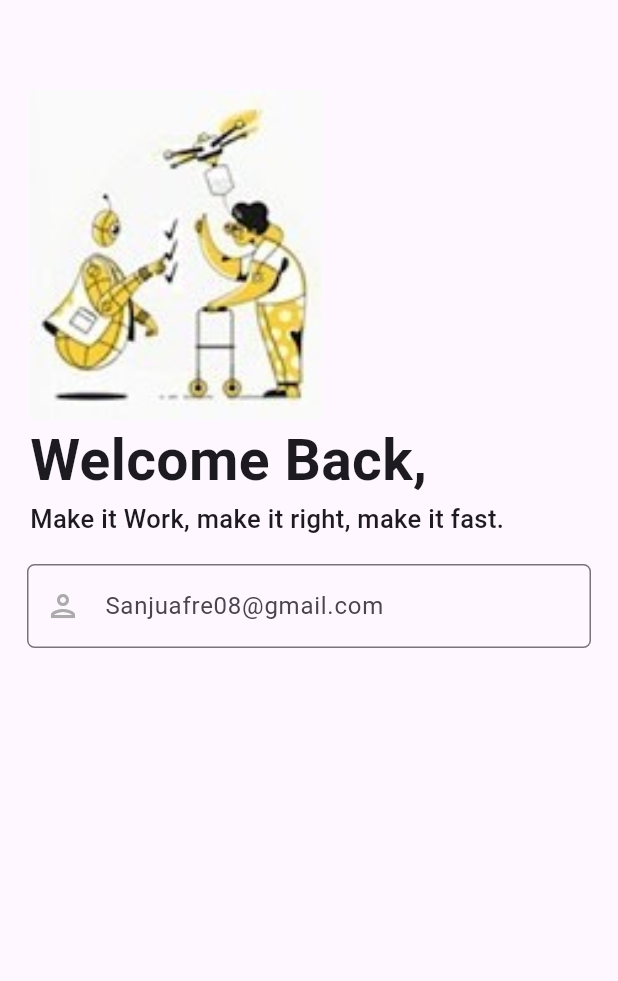
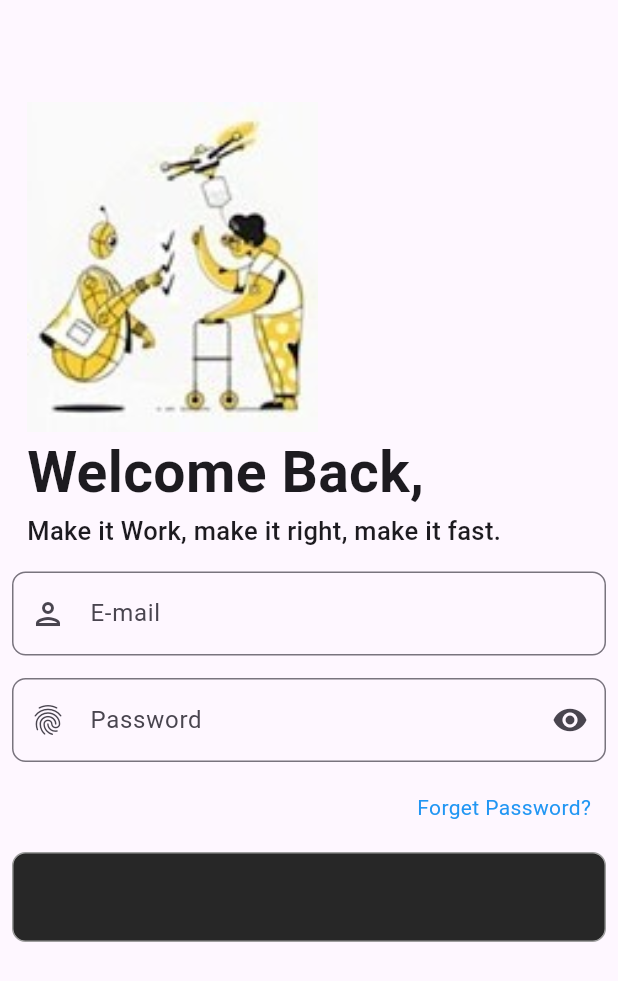
Before and after one commit to sanjuafre123/resume_app_daily_task, a Flutter app: the screen it shows after launch, after a tap on "LOGIN", on a phone screen of 412 x 824 dp. Shown: the top 981 px of the screen. Run offline on Flutter 3.47's test engine with Material 3 defaults, Android fonts, the phone set to English and light mode, and no system bars.

Commit message:
09/05/2024

```diff
--- a/lib/home/Components/Screen/Login/logindetailscreen.dart
+++ b/lib/home/Components/Screen/Login/logindetailscreen.dart
@@ -1,4 +1,3 @@
-import 'package:flutter/cupertino.dart';
 import 'package:flutter/material.dart';
 
 class LoginScreen extends StatefulWidget {
@@ -11,8 +10,13 @@ class LoginScreen extends StatefulWidget {
 class _LoginScreenState extends State<LoginScreen> {
   @override
   Widget build(BuildContext context) {
+    TextEditingController txtEmail = TextEditingController();
+    TextEditingController txtPassword = TextEditingController();
     return Scaffold(
-      body: Column(
+      body: SingleChildScrollView(
+        child: Padding(
+          padding: const EdgeInsets.all(8.0),
+          child: Column(
             children: [
               const SizedBox(
                 height: 60,
@@ -20,7 +24,7 @@ class _LoginScreenState extends State<LoginScreen> {
               Row(
                 children: [
                   Padding(
-                padding: const EdgeInsets.only(left: 20),
+                    padding: const EdgeInsets.only(left: 10),
                     child: Image.asset(
                       'assets/img/bg2.jpg',
                       height: 220,
@@ -34,11 +38,11 @@ class _LoginScreenState extends State<LoginScreen> {
                   Row(
                     children: [
                       Padding(
-                    padding: EdgeInsets.only(left: 20),
+                        padding: EdgeInsets.only(left: 10),
                         child: Text(
                           'Welcome Back,',
-                      style:
-                          TextStyle(fontWeight: FontWeight.bold, fontSize: 38),
+                          style: TextStyle(
+                              fontWeight: FontWeight.bold, fontSize: 38),
                         ),
                       ),
                     ],
@@ -46,7 +50,7 @@ class _LoginScreenState extends State<LoginScreen> {
                   Row(
                     children: [
                       Padding(
-                    padding: EdgeInsets.only(left: 20),
+                        padding: EdgeInsets.only(left: 10),
                         child: Text(
                           'Make it Work, make it right, make it fast.',
                           style: TextStyle(
@@ -59,26 +63,69 @@ class _LoginScreenState extends State<LoginScreen> {
                   ),
                 ],
               ),
+              const SizedBox(
+                height: 15,
+              ),
+              TextField(
+                controller: txtEmail,
+                keyboardType: TextInputType.emailAddress,
+                decoration: InputDecoration(
+                  labelText: 'E-mail',
+                  hintText: 'sanjuafre@gmail.com',
+                  prefixIcon: const Icon(Icons.person_outlined),
+                  border: OutlineInputBorder(
+                    borderSide: const BorderSide(color: Colors.grey),
+                    borderRadius: BorderRadius.circular(9),
+                  ),
+                ),
+              ),
+              const SizedBox(
+                height: 15,
+              ),
+              TextField(
+                controller: txtPassword,
+                obscureText: true,
+                keyboardType: TextInputType.number,
+                decoration: InputDecoration(
+                  labelText: 'Password',
+                  hintText: 'Password',
+                  prefixIcon: const Icon(Icons.fingerprint),
+                  border: OutlineInputBorder(
+                    borderSide: const BorderSide(color: Colors.grey),
+                    borderRadius: BorderRadius.circular(9),
+                  ),
+                  suffixIcon: const Icon(Icons.remove_red_eye),
+                ),
+              ),
+              Padding(
+                padding: const EdgeInsets.only(right: 10, top: 20),
+                child: Row(
+                  mainAxisAlignment: MainAxisAlignment.end,
+                  children: [
+                    Text(
+                      'Forget Password?',
+                      style: TextStyle(color: Colors.blue),
+                    ),
+                  ],
+                ),
+              ),
               Column(
                 children: [
                   Container(
-                margin: EdgeInsets.all(18),
-                child: TextField(
-                  decoration: InputDecoration(
-                    border: OutlineInputBorder(
-                      borderRadius: BorderRadius.circular(5),
+                    margin: EdgeInsets.only(top: 20),
+                    height: 60,
+                    width: double.infinity,
+                    decoration: BoxDecoration(
+                      color: Color(0xff272727),
+                      border: Border.all(color: Colors.grey,width: 1),
+                      borderRadius: BorderRadius.all(Radius.circular(9))
                     ),
-                    prefixIcon: Icon(
-                      Icons.person_outlined,
-                      color: Color(0xffababab),
-                    ),
-                    hintText: 'Sanjuafre08@gmail.com',
+                  )
+                ],
+              )
+            ],
           ),
         ),
-              ),
-            ],
-          ),
-        ],
       ),
     );
   }
```
Lines whose indentation alone changed are shown as unchanged.
